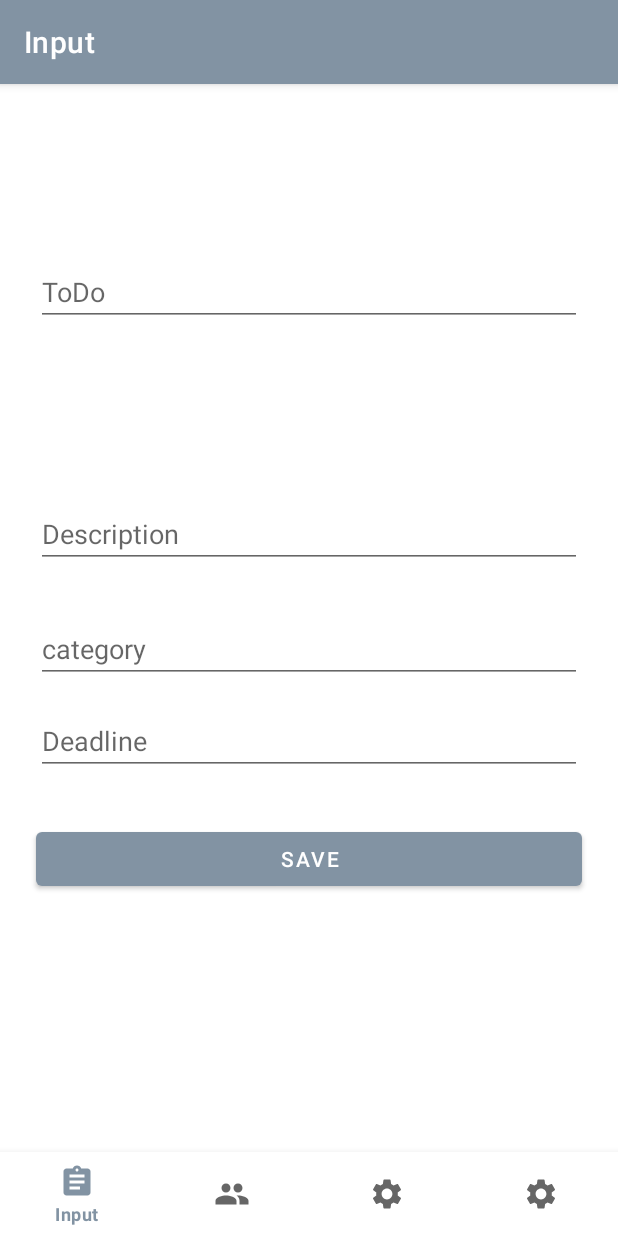
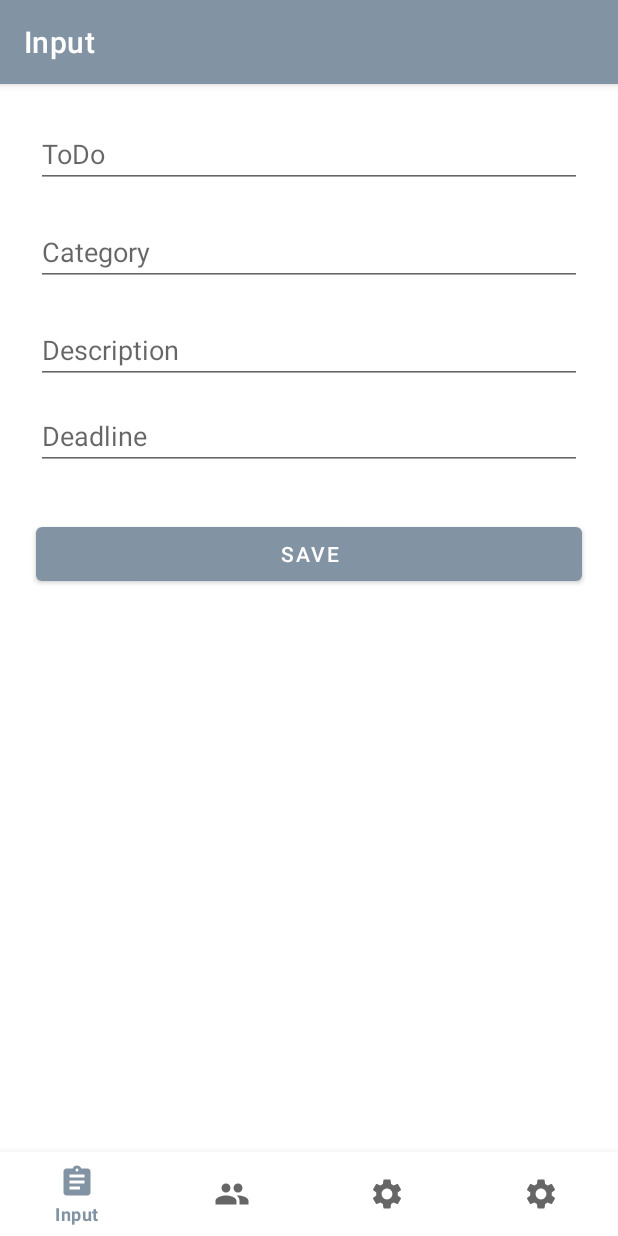
Before and after one commit to Yatamashi/Scribble_Bullet_PME, an Android app: the InputFragment screen opened through its navigation route, on a phone screen of 412 x 824 dp. Run offline under Robolectric (Android 15) with nearby library versions, the phone set to English and light mode, and no system bars; our stand-ins replace Room's generated code, navigation-ui.

Commit message:
input view and List tidier

```diff
--- a/app/src/main/java/de/fhe/pmeplayground/storage/ToDoDatabase.java
+++ b/app/src/main/java/de/fhe/pmeplayground/storage/ToDoDatabase.java
@@ -115,7 +115,7 @@ public abstract class ToDoDatabase extends RoomDatabase {
                 toDo1.setToDoDone(false);
                 dao.insert(toDo1);
 
-            /*    ToDo toDo2 = new ToDo("Einkaufen", "Milch und Brot", "heute Nachmittag", "20230401");
+                ToDo toDo2 = new ToDo("Einkaufen", "Milch und Brot", "heute Nachmittag", "20230401");
                 toDo2.setCreated( System.currentTimeMillis() );
                 toDo2.setModified( toDo2.getCreated() );
                 toDo2.setVersion( 1 );
@@ -181,7 +181,7 @@ public abstract class ToDoDatabase extends RoomDatabase {
                 toDo12.setVersion( 1 );
                 dao.insert(toDo12);
 
-*/
+
             });
         }
     };
--- a/app/src/main/res/layout/fragment_input.xml
+++ b/app/src/main/res/layout/fragment_input.xml
@@ -13,12 +13,10 @@
         android:layout_marginStart="24dp"
         android:layout_marginTop="24dp"
         android:layout_marginEnd="24dp"
-        android:layout_marginBottom="8dp"
         android:ems="10"
         android:hint="@string/text_todo"
         android:importantForAutofill="no"
         android:inputType="textPersonName"
-        app:layout_constraintBottom_toTopOf="@+id/et_description"
         app:layout_constraintEnd_toEndOf="parent"
         app:layout_constraintStart_toStartOf="parent"
         app:layout_constraintTop_toTopOf="parent" />
@@ -28,51 +26,48 @@
         android:layout_width="0dp"
         android:layout_height="wrap_content"
         android:layout_marginStart="24dp"
-        android:layout_marginTop="16dp"
+        android:layout_marginTop="20dp"
         android:layout_marginEnd="24dp"
-        android:layout_marginBottom="78dp"
         android:ems="10"
         android:hint="@string/text_description"
+        android:importantForAutofill="no"
         android:inputType="textPersonName"
-        app:layout_constraintBottom_toTopOf="@+id/btn_save_todo"
         app:layout_constraintEnd_toEndOf="parent"
+        app:layout_constraintHorizontal_bias="0.0"
         app:layout_constraintStart_toStartOf="parent"
-        app:layout_constraintTop_toBottomOf="@+id/et_todo"
-        android:importantForAutofill="no" />
+        app:layout_constraintTop_toBottomOf="@+id/et_category" />
 
     <EditText
         android:id="@+id/et_category"
         android:layout_width="0dp"
         android:layout_height="wrap_content"
         android:layout_marginStart="24dp"
-        android:layout_marginTop="16dp"
+        android:layout_marginTop="20dp"
         android:layout_marginEnd="24dp"
-        android:layout_marginBottom="78dp"
         android:ems="10"
         android:hint="@string/text_category"
+        android:importantForAutofill="no"
         android:inputType="textPersonName"
-        app:layout_constraintBottom_toTopOf="@+id/btn_save_todo"
         app:layout_constraintEnd_toEndOf="parent"
+        app:layout_constraintHorizontal_bias="0.0"
         app:layout_constraintStart_toStartOf="parent"
-        app:layout_constraintTop_toBottomOf="@+id/et_description"
-        android:importantForAutofill="no" />
+        app:layout_constraintTop_toBottomOf="@+id/et_todo" />
 
     <EditText
         android:id="@+id/et_deadline"
         android:layout_width="0dp"
         android:layout_height="wrap_content"
         android:layout_marginStart="24dp"
-        android:layout_marginTop="16dp"
+        android:layout_marginTop="12dp"
         android:layout_marginEnd="24dp"
-        android:layout_marginBottom="78dp"
         android:ems="10"
         android:hint="@string/text_deadline"
+        android:importantForAutofill="no"
         android:inputType="textPersonName"
-        app:layout_constraintBottom_toTopOf="@+id/btn_save_todo"
         app:layout_constraintEnd_toEndOf="parent"
+        app:layout_constraintHorizontal_bias="0.0"
         app:layout_constraintStart_toStartOf="parent"
-        app:layout_constraintTop_toBottomOf="@+id/et_category"
-        android:importantForAutofill="no" />
+        app:layout_constraintTop_toBottomOf="@+id/et_description" />
 
     <Button
         android:id="@+id/btn_save_todo"
--- a/app/src/main/res/layout/list_item_todo.xml
+++ b/app/src/main/res/layout/list_item_todo.xml
@@ -23,10 +23,11 @@
         android:layout_width="332dp"
         android:layout_height="match_parent"
         android:layout_weight="5"
-        android:padding="20dp"
-        android:textSize="22sp"
+        android:checked="@+id/list_item_todo_done"
+        android:padding="18dp"
+        android:layout_marginLeft="10dp"
         android:text="@tools:sample/full_names"
-        android:checked="@+id/list_item_todo_done"/>
+        android:textSize="22sp" />
 
 
 </LinearLayout>
--- a/app/src/main/res/values/strings.xml
+++ b/app/src/main/res/values/strings.xml
@@ -14,7 +14,7 @@
     <string name="title_todo_list">Todos</string>
     <string name="title_settings">Settings</string>
     <string name="title_detail_view">Detail View</string>
-    <string name="text_category">category</string>
+    <string name="text_category">Category</string>
     <string name="text_deadline">Deadline</string>
 
 
```
